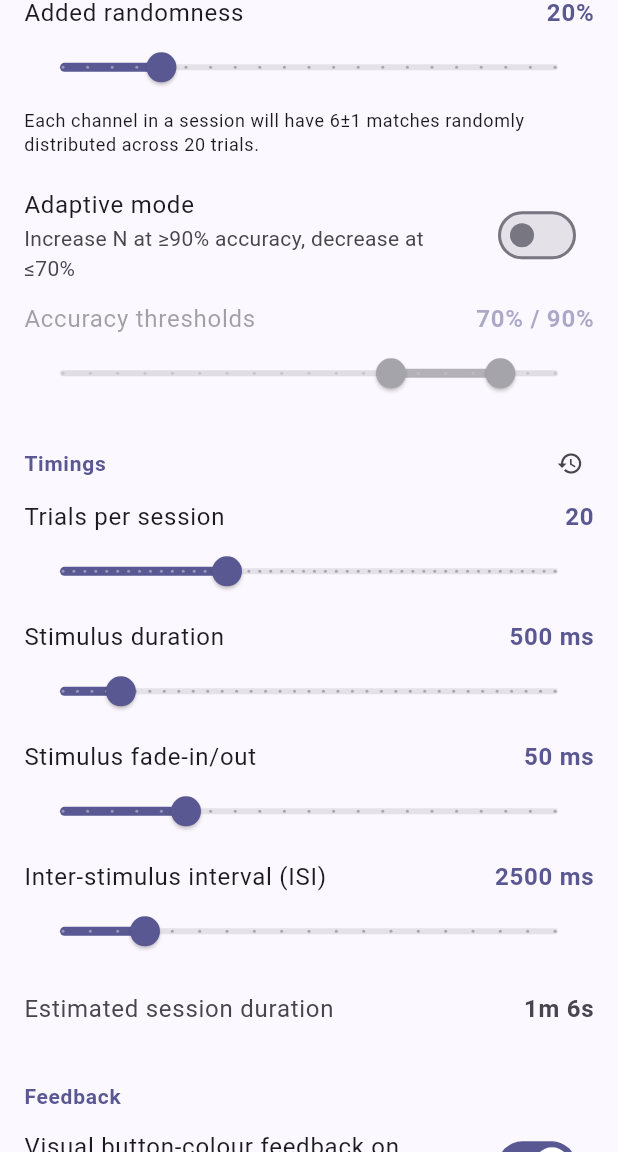
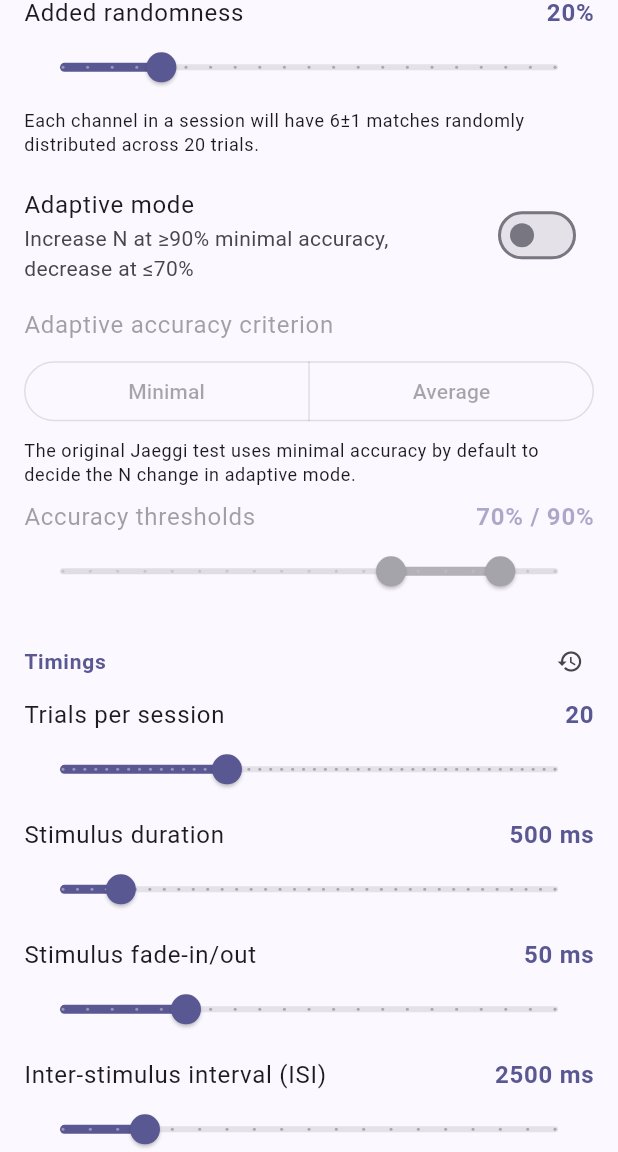
Before and after one commit to VKUnicorn/Dual-N-Back, a Flutter app: the SettingsScreen screen opened by its route, scrolled down 2304 dp, on a phone screen of 412 x 824 dp, the part 84-1236 px from its top. Run offline on Flutter 3.47's test engine with Material 3 defaults, Android fonts, the light colour scheme and no system bars; our stand-ins replace audioplayers, confetti, drift, drift_flutter, fl_chart, flutter_local_notifications and 6 more; missing offline and left inert: flutter_file_dialog, flutter_volume_controller; accounts and stored records are empty; generated files the repository leaves out were written again.

Commit message:
Added "Adaptive accuracy criterion" - can choose between min and average

```diff
--- a/lib/features/game/application/game_notifier.dart
+++ b/lib/features/game/application/game_notifier.dart
@@ -98,6 +98,7 @@ class GameNotifier extends Notifier<GameSession> {
           maxN: s.maxN,
           advanceThreshold: s.advanceThreshold,
           regressThreshold: s.regressThreshold,
+          criterion: s.adaptiveCriterion,
         ),
       );
     } on Object {
--- a/lib/features/game/domain/adaptive_n.dart
+++ b/lib/features/game/domain/adaptive_n.dart
@@ -4,10 +4,20 @@ import 'package:dual_n_back/features/game/domain/response_evaluator.dart';
 /// Direction the N value should move after a session.
 enum NAdjustment { advance, hold, regress }
 
+/// Which accuracy figure the adaptive rule judges a session by.
+enum AdaptiveCriterion {
+  /// Worst per-channel accuracy ([SessionScore.minAccuracy]). The
+  /// original Jaeggi et al. (2008) protocol — and the default.
+  minAccuracy,
+
+  /// Overall pooled accuracy ([SessionScore.overallAccuracy]) — the
+  /// number shown on the result screen.
+  overallAccuracy,
+}
+
 /// Adaptive-N rule, adapted from Jaeggi et al. (2008):
 ///
-/// - If the session's [SessionScore.overallAccuracy] >= [advanceThreshold]
-///   → N + 1
+/// - If the chosen accuracy ([criterion]) >= [advanceThreshold] → N + 1
 /// - If it is <= [regressThreshold] → max(minN, N - 1)
 /// - Otherwise → unchanged
 ///
@@ -15,29 +25,34 @@ enum NAdjustment { advance, hold, regress }
 /// either rail moves N (or holds at the clamp). The result is clamped
 /// to [[minN], [maxN]].
 ///
-/// Note: the original Jaeggi protocol uses the *worst per-channel*
-/// accuracy. This implementation deliberately uses overall (pooled)
-/// accuracy instead — the number shown on the result screen — so the
-/// adjustment the user sees on the result screen always matches the
-/// number they were judged on.
+/// [criterion] selects between the original Jaeggi *worst per-channel*
+/// accuracy (default) and overall (pooled) accuracy. Overall matches the
+/// number the user sees on the result screen, so the on-screen value and
+/// the adjustment never disagree; min-accuracy is stricter and is the
+/// canonical Jaeggi behaviour.
 class AdaptiveN {
   const AdaptiveN({
     this.advanceThreshold = NBackDefaults.advanceThreshold,
     this.regressThreshold = NBackDefaults.regressThreshold,
     this.minN = NBackDefaults.minN,
     this.maxN = NBackDefaults.maxN,
+    this.criterion = AdaptiveCriterion.minAccuracy,
   });
 
   final double advanceThreshold;
   final double regressThreshold;
   final int minN;
   final int maxN;
+  final AdaptiveCriterion criterion;
 
   ({int n, NAdjustment adjustment}) next({
     required int currentN,
     required SessionScore score,
   }) {
-    final acc = score.overallAccuracy;
+    final acc = switch (criterion) {
+      AdaptiveCriterion.minAccuracy => score.minAccuracy,
+      AdaptiveCriterion.overallAccuracy => score.overallAccuracy,
+    };
     if (acc >= advanceThreshold && currentN < maxN) {
       return (n: currentN + 1, adjustment: NAdjustment.advance);
     }
--- a/lib/features/settings/application/settings_notifier.dart
+++ b/lib/features/settings/application/settings_notifier.dart
@@ -4,6 +4,7 @@ import 'package:dual_n_back/core/constants/app_theme_mode.dart';
 import 'package:dual_n_back/core/constants/audio_voice.dart';
 import 'package:dual_n_back/core/constants/grid_style.dart';
 import 'package:dual_n_back/core/constants/nback_defaults.dart';
+import 'package:dual_n_back/features/game/domain/adaptive_n.dart';
 import 'package:dual_n_back/features/game/domain/stimulus.dart';
 import 'package:dual_n_back/features/settings/data/settings_repository.dart';
 import 'package:dual_n_back/features/settings/domain/preset.dart';
@@ -205,6 +206,10 @@ class SettingsNotifier extends Notifier<SettingsModel> {
 
   Future<void> updateAdaptiveMode({required bool enabled}) async {
     await _commitScoped(state.copyWith(adaptiveMode: enabled));
+  }
+
+  Future<void> updateAdaptiveCriterion(AdaptiveCriterion criterion) async {
+    await _commitScoped(state.copyWith(adaptiveCriterion: criterion));
   }
 
   /// Updates the per-channel accuracy thresholds used by adaptive mode.
@@ -413,6 +418,7 @@ class SettingsNotifier extends Notifier<SettingsModel> {
         matchProbability: NBackDefaults.matchProbability,
         matchProbabilityJitter: NBackDefaults.matchProbabilityJitter,
         adaptiveMode: false,
+        adaptiveCriterion: AdaptiveCriterion.minAccuracy,
         advanceThreshold: NBackDefaults.advanceThreshold,
         regressThreshold: NBackDefaults.regressThreshold,
       ),
--- a/lib/features/settings/domain/preset_settings.dart
+++ b/lib/features/settings/domain/preset_settings.dart
@@ -1,6 +1,7 @@
 import 'package:dual_n_back/core/constants/audio_voice.dart';
 import 'package:dual_n_back/core/constants/grid_style.dart';
 import 'package:dual_n_back/core/constants/nback_defaults.dart';
+import 'package:dual_n_back/features/game/domain/adaptive_n.dart';
 import 'package:dual_n_back/features/game/domain/stimulus.dart';
 import 'package:dual_n_back/features/settings/domain/settings_model.dart';
 import 'package:meta/meta.dart';
@@ -27,6 +28,7 @@ class PresetSettings {
     required this.matchProbability,
     required this.matchProbabilityJitter,
     required this.adaptiveMode,
+    required this.adaptiveCriterion,
     required this.advanceThreshold,
     required this.regressThreshold,
     required this.volume,
@@ -59,6 +61,7 @@ class PresetSettings {
         matchProbability: NBackDefaults.matchProbability,
         matchProbabilityJitter: NBackDefaults.matchProbabilityJitter,
         adaptiveMode: false,
+        adaptiveCriterion: AdaptiveCriterion.minAccuracy,
         advanceThreshold: NBackDefaults.advanceThreshold,
         regressThreshold: NBackDefaults.regressThreshold,
         volume: 1,
@@ -89,6 +92,7 @@ class PresetSettings {
         matchProbability: s.matchProbability,
         matchProbabilityJitter: s.matchProbabilityJitter,
         adaptiveMode: s.adaptiveMode,
+        adaptiveCriterion: s.adaptiveCriterion,
         advanceThreshold: s.advanceThreshold,
         regressThreshold: s.regressThreshold,
         volume: s.volume,
@@ -131,6 +135,9 @@ class PresetSettings {
       matchProbabilityJitter: _asDouble(json['matchProbabilityJitter']) ??
           d.matchProbabilityJitter,
       adaptiveMode: _asBool(json['adaptiveMode']) ?? d.adaptiveMode,
+      adaptiveCriterion:
+          _parseEnum(AdaptiveCriterion.values, json['adaptiveCriterion']) ??
+              d.adaptiveCriterion,
       advanceThreshold:
           _asDouble(json['advanceThreshold']) ?? d.advanceThreshold,
       regressThreshold:
@@ -171,6 +178,7 @@ class PresetSettings {
   final double matchProbability;
   final double matchProbabilityJitter;
   final bool adaptiveMode;
+  final AdaptiveCriterion adaptiveCriterion;
   final double advanceThreshold;
   final double regressThreshold;
   final double volume;
@@ -199,6 +207,7 @@ class PresetSettings {
         'matchProbability': matchProbability,
         'matchProbabilityJitter': matchProbabilityJitter,
         'adaptiveMode': adaptiveMode,
+        'adaptiveCriterion': adaptiveCriterion.name,
         'advanceThreshold': advanceThreshold,
         'regressThreshold': regressThreshold,
         'volume': volume,
--- a/lib/features/settings/domain/settings_model.dart
+++ b/lib/features/settings/domain/settings_model.dart
@@ -2,6 +2,7 @@ import 'package:dual_n_back/core/constants/app_theme_mode.dart';
 import 'package:dual_n_back/core/constants/audio_voice.dart';
 import 'package:dual_n_back/core/constants/grid_style.dart';
 import 'package:dual_n_back/core/constants/nback_defaults.dart';
+import 'package:dual_n_back/features/game/domain/adaptive_n.dart';
 import 'package:dual_n_back/features/game/domain/stimulus.dart';
 import 'package:dual_n_back/features/settings/domain/preset.dart';
 import 'package:dual_n_back/features/settings/domain/preset_settings.dart';
@@ -26,6 +27,7 @@ class SettingsModel {
     required this.matchProbability,
     required this.matchProbabilityJitter,
     required this.adaptiveMode,
+    required this.adaptiveCriterion,
     required this.advanceThreshold,
     required this.regressThreshold,
     required this.volume,
@@ -64,6 +66,7 @@ class SettingsModel {
         matchProbability: NBackDefaults.matchProbability,
         matchProbabilityJitter: NBackDefaults.matchProbabilityJitter,
         adaptiveMode: false,
+        adaptiveCriterion: AdaptiveCriterion.minAccuracy,
         advanceThreshold: NBackDefaults.advanceThreshold,
         regressThreshold: NBackDefaults.regressThreshold,
         volume: 1,
@@ -185,6 +188,12 @@ class SettingsModel {
   /// Whether N auto-adjusts after each session (Jaeggi protocol).
   final bool adaptiveMode;
 
+  /// Which accuracy figure adaptive mode judges a session by — the
+  /// original Jaeggi worst-per-channel ([AdaptiveCriterion.minAccuracy],
+  /// the default) or overall pooled accuracy. Only consulted when
+  /// [adaptiveMode] is true.
+  final AdaptiveCriterion adaptiveCriterion;
+
   /// Per-channel min accuracy at which N goes up after a session.
   /// Stored as a fraction in `[0, 1]`; default is
   /// [NBackDefaults.advanceThreshold] (0.80, Jaeggi protocol). Only
@@ -293,6 +302,7 @@ class SettingsModel {
         matchProbability: p.matchProbability,
         matchProbabilityJitter: p.matchProbabilityJitter,
         adaptiveMode: p.adaptiveMode,
+        adaptiveCriterion: p.adaptiveCriterion,
         advanceThreshold: p.advanceThreshold,
         regressThreshold: p.regressThreshold,
         volume: p.volume,
@@ -345,6 +355,7 @@ class SettingsModel {
     double? matchProbability,
     double? matchProbabilityJitter,
     bool? adaptiveMode,
+    AdaptiveCriterion? adaptiveCriterion,
     double? advanceThreshold,
     double? regressThreshold,
     double? volume,
@@ -382,6 +393,7 @@ class SettingsModel {
       matchProbabilityJitter:
           matchProbabilityJitter ?? this.matchProbabilityJitter,
       adaptiveMode: adaptiveMode ?? this.adaptiveMode,
+      adaptiveCriterion: adaptiveCriterion ?? this.adaptiveCriterion,
       advanceThreshold: advanceThreshold ?? this.advanceThreshold,
       regressThreshold: regressThreshold ?? this.regressThreshold,
       volume: volume ?? this.volume,
--- a/lib/features/settings/presentation/settings_screen.dart
+++ b/lib/features/settings/presentation/settings_screen.dart
@@ -5,6 +5,7 @@ import 'package:dual_n_back/core/constants/app_theme_mode.dart';
 import 'package:dual_n_back/core/constants/audio_voice.dart';
 import 'package:dual_n_back/core/constants/grid_style.dart';
 import 'package:dual_n_back/core/constants/nback_defaults.dart';
+import 'package:dual_n_back/features/game/domain/adaptive_n.dart';
 import 'package:dual_n_back/features/game/domain/stimulus_generator.dart';
 import 'package:dual_n_back/features/settings/application/settings_notifier.dart';
 import 'package:dual_n_back/features/settings/domain/settings_model.dart';
@@ -167,6 +168,7 @@ class SettingsScreen extends ConsumerWidget {
                       const EdgeInsets.symmetric(horizontal: 16, vertical: 4),
                   child: SegmentedButton<GridStyle>(
                     expandedInsets: EdgeInsets.zero,
+                    showSelectedIcon: false,
                     segments: [
                       ButtonSegment(
                         value: GridStyle.classic,
@@ -234,6 +236,7 @@ class SettingsScreen extends ConsumerWidget {
                       const SizedBox(height: 8),
                       SegmentedButton<AudioVoice>(
                         expandedInsets: EdgeInsets.zero,
+                        showSelectedIcon: false,
                         segments: [
                           ButtonSegment(
                             value: AudioVoice.female,
@@ -407,14 +410,26 @@ class SettingsScreen extends ConsumerWidget {
                 SwitchListTile(
                   title: Text(l.settingsAdaptive),
                   subtitle: Text(
-                    l.settingsAdaptiveSubtitle(
-                      (settings.advanceThreshold * 100).round(),
-                      (settings.regressThreshold * 100).round(),
-                    ),
+                    settings.adaptiveCriterion ==
+                            AdaptiveCriterion.minAccuracy
+                        ? l.settingsAdaptiveSubtitleMin(
+                            (settings.advanceThreshold * 100).round(),
+                            (settings.regressThreshold * 100).round(),
+                          )
+                        : l.settingsAdaptiveSubtitleAvg(
+                            (settings.advanceThreshold * 100).round(),
+                            (settings.regressThreshold * 100).round(),
+                          ),
                   ),
                   value: settings.adaptiveMode,
                   onChanged: (v) =>
                       notifier.updateAdaptiveMode(enabled: v),
+                ),
+                _AdaptiveCriterionTile(
+                  criterion: settings.adaptiveCriterion,
+                  enabled: settings.adaptiveMode,
+                  onChanged: (c) =>
+                      unawaited(notifier.updateAdaptiveCriterion(c)),
                 ),
                 _RangeSliderTile(
                   label: l.settingsAdaptiveThresholds,
@@ -781,6 +796,67 @@ class _SliderTile extends StatelessWidget {
             max: max,
             divisions: divisions,
             onChanged: onChanged,
+          ),
+        ],
+      ),
+    );
+  }
+}
+
+/// Adaptive-mode criterion selector: which accuracy figure (worst
+/// per-channel vs overall pooled) drives the N adjustment. Greyed out and
+/// non-interactive when [enabled] is false (adaptive mode off), mirroring
+/// the threshold slider's disabled treatment. A hint below clarifies the
+/// Jaeggi default.
+class _AdaptiveCriterionTile extends StatelessWidget {
+  const _AdaptiveCriterionTile({
+    required this.criterion,
+    required this.enabled,
+    required this.onChanged,
+  });
+
+  final AdaptiveCriterion criterion;
+  final bool enabled;
+  final ValueChanged<AdaptiveCriterion> onChanged;
+
+  @override
+  Widget build(BuildContext context) {
+    final theme = Theme.of(context);
+    final l = AppLocalizations.of(context);
+    final mutedLabel = theme.textTheme.bodyLarge?.copyWith(
+      color: theme.colorScheme.onSurfaceVariant.withValues(alpha: 0.5),
+    );
+    return Padding(
+      padding: const EdgeInsets.fromLTRB(16, 8, 16, 4),
+      child: Column(
+        crossAxisAlignment: CrossAxisAlignment.stretch,
+        children: [
+          Text(
+            l.settingsAdaptiveCriterion,
+            style: enabled ? theme.textTheme.bodyLarge : mutedLabel,
+          ),
+          const SizedBox(height: 8),
+          SegmentedButton<AdaptiveCriterion>(
+            expandedInsets: EdgeInsets.zero,
+            showSelectedIcon: false,
+            segments: [
+              ButtonSegment(
+                value: AdaptiveCriterion.minAccuracy,
+                label: Text(l.settingsAdaptiveCriterionMin),
+              ),
+              ButtonSegment(
+                value: AdaptiveCriterion.overallAccuracy,
+                label: Text(l.settingsAdaptiveCriterionAvg),
+              ),
+            ],
+            selected: {criterion},
+            onSelectionChanged:
+                enabled ? (next) => onChanged(next.first) : null,
+          ),
+          const SizedBox(height: 8),
+          Text(
+            l.settingsAdaptiveCriterionHint,
+            style: theme.textTheme.bodySmall,
           ),
         ],
       ),
--- a/lib/l10n/app_en.arb
+++ b/lib/l10n/app_en.arb
@@ -113,10 +113,18 @@
     "placeholders": {"min": {"type": "int"}, "max": {"type": "int"}}
   },
   "settingsAdaptive": "Adaptive mode",
-  "settingsAdaptiveSubtitle": "Increase N at ≥{advance}% accuracy, decrease at ≤{regress}%",
-  "@settingsAdaptiveSubtitle": {
+  "settingsAdaptiveSubtitleMin": "Increase N at ≥{advance}% minimal accuracy, decrease at ≤{regress}%",
+  "@settingsAdaptiveSubtitleMin": {
     "placeholders": {"advance": {"type": "int"}, "regress": {"type": "int"}}
   },
+  "settingsAdaptiveSubtitleAvg": "Increase N at ≥{advance}% average accuracy, decrease at ≤{regress}%",
+  "@settingsAdaptiveSubtitleAvg": {
+    "placeholders": {"advance": {"type": "int"}, "regress": {"type": "int"}}
+  },
+  "settingsAdaptiveCriterion": "Adaptive accuracy criterion",
+  "settingsAdaptiveCriterionMin": "Minimal",
+  "settingsAdaptiveCriterionAvg": "Average",
+  "settingsAdaptiveCriterionHint": "The original Jaeggi test uses minimal accuracy by default to decide the N change in adaptive mode.",
   "settingsAdaptiveThresholds": "Accuracy thresholds",
   "settingsAdaptiveThresholdsValue": "{regress}% / {advance}%",
   "@settingsAdaptiveThresholdsValue": {
--- a/lib/l10n/app_localizations.dart
+++ b/lib/l10n/app_localizations.dart
@@ -542,11 +542,41 @@ abstract class AppLocalizations {
   /// **'Adaptive mode'**
   String get settingsAdaptive;
 
-  /// No description provided for @settingsAdaptiveSubtitle.
-  ///
-  /// In en, this message translates to:
-  /// **'Increase N at ≥{advance}% accuracy, decrease at ≤{regress}%'**
-  String settingsAdaptiveSubtitle(int advance, int regress);
+  /// No description provided for @settingsAdaptiveSubtitleMin.
+  ///
+  /// In en, this message translates to:
+  /// **'Increase N at ≥{advance}% minimal accuracy, decrease at ≤{regress}%'**
+  String settingsAdaptiveSubtitleMin(int advance, int regress);
+
+  /// No description provided for @settingsAdaptiveSubtitleAvg.
+  ///
+  /// In en, this message translates to:
+  /// **'Increase N at ≥{advance}% average accuracy, decrease at ≤{regress}%'**
+  String settingsAdaptiveSubtitleAvg(int advance, int regress);
+
+  /// No description provided for @settingsAdaptiveCriterion.
+  ///
+  /// In en, this message translates to:
+  /// **'Adaptive accuracy criterion'**
+  String get settingsAdaptiveCriterion;
+
+  /// No description provided for @settingsAdaptiveCriterionMin.
+  ///
+  /// In en, this message translates to:
+  /// **'Minimal'**
+  String get settingsAdaptiveCriterionMin;
+
+  /// No description provided for @settingsAdaptiveCriterionAvg.
+  ///
+  /// In en, this message translates to:
+  /// **'Average'**
+  String get settingsAdaptiveCriterionAvg;
+
+  /// No description provided for @settingsAdaptiveCriterionHint.
+  ///
+  /// In en, this message translates to:
+  /// **'The original Jaeggi test uses minimal accuracy by default to decide the N change in adaptive mode.'**
+  String get settingsAdaptiveCriterionHint;
 
   /// No description provided for @settingsAdaptiveThresholds.
   ///
--- a/lib/l10n/app_localizations_en.dart
+++ b/lib/l10n/app_localizations_en.dart
@@ -264,9 +264,27 @@ class AppLocalizationsEn extends AppLocalizations {
   String get settingsAdaptive => 'Adaptive mode';
 
   @override
-  String settingsAdaptiveSubtitle(int advance, int regress) {
-    return 'Increase N at ≥$advance% accuracy, decrease at ≤$regress%';
+  String settingsAdaptiveSubtitleMin(int advance, int regress) {
+    return 'Increase N at ≥$advance% minimal accuracy, decrease at ≤$regress%';
   }
+
+  @override
+  String settingsAdaptiveSubtitleAvg(int advance, int regress) {
+    return 'Increase N at ≥$advance% average accuracy, decrease at ≤$regress%';
+  }
+
+  @override
+  String get settingsAdaptiveCriterion => 'Adaptive accuracy criterion';
+
+  @override
+  String get settingsAdaptiveCriterionMin => 'Minimal';
+
+  @override
+  String get settingsAdaptiveCriterionAvg => 'Average';
+
+  @override
+  String get settingsAdaptiveCriterionHint =>
+      'The original Jaeggi test uses minimal accuracy by default to decide the N change in adaptive mode.';
 
   @override
   String get settingsAdaptiveThresholds => 'Accuracy thresholds';
```
Also changed, not shown: lib/features/settings/data/settings_repository.dart (+15 -0 lines), lib/l10n/app_localizations_ru.dart (+21 -2 lines), lib/l10n/app_ru.arb (+6 -1 lines), 2 other files.
